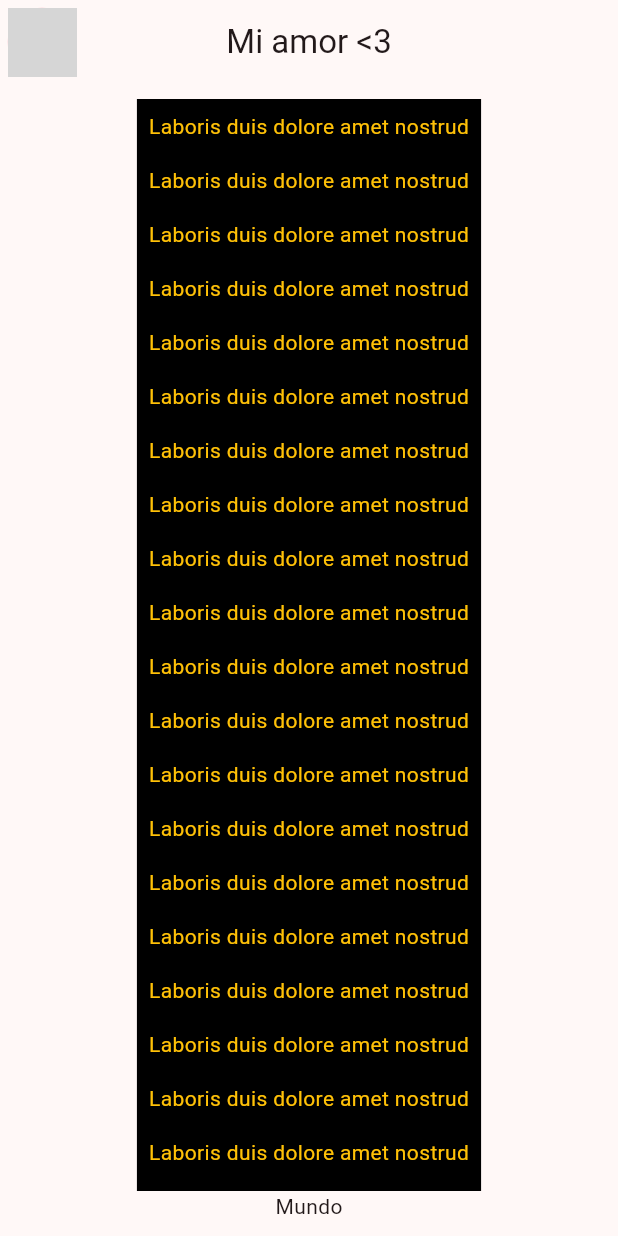
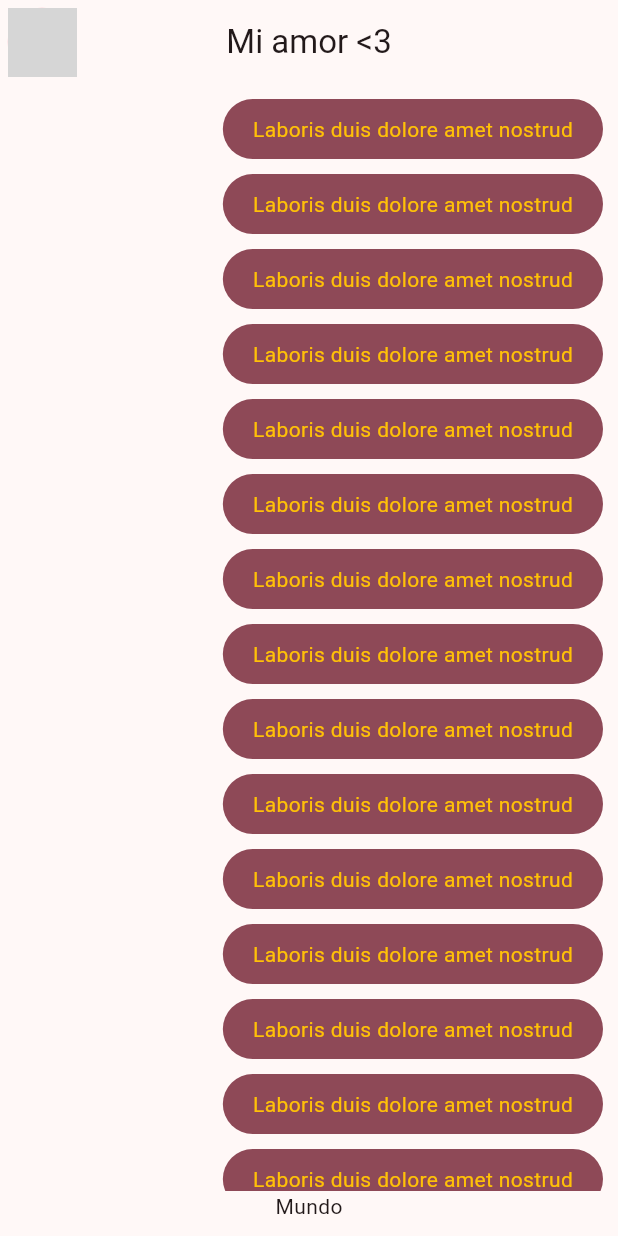
Before and after one commit to MaicolEgas43/flutter-app, a Flutter app: the screen it shows after launch, on a phone screen of 412 x 824 dp. Run offline on Flutter 3.47's test engine with Material 3 defaults, Android fonts, the phone set to English and light mode, and no system bars; network calls fail; grey boxes are pictures that could not be loaded.

Commit message:
feat: implement border-radius to messages_bubble screen and other styles

```diff
--- a/lib/presentation/screens/chat/my_message_bubble.dart
+++ b/lib/presentation/screens/chat/my_message_bubble.dart
@@ -5,17 +5,21 @@ class MyMessageBubble extends StatelessWidget {
 
   @override
   Widget build(BuildContext context) {
+    final color = Theme.of(context).colorScheme;
     return Column(
+      crossAxisAlignment: CrossAxisAlignment.end,
       children: [
         Container(
-            decoration: const BoxDecoration(color: Colors.black),
+            decoration: BoxDecoration(
+                color: color.primary, borderRadius: BorderRadius.circular(20)),
             child: const Padding(
-              padding: EdgeInsets.all(8.0),
+              padding: EdgeInsets.symmetric(horizontal: 20, vertical: 10),
               child: Text(
                 'Laboris duis dolore amet nostrud',
                 style: TextStyle(color: Colors.amber),
               ),
-            ))
+            )),
+        const SizedBox(height: 10)
       ],
     );
   }
```
